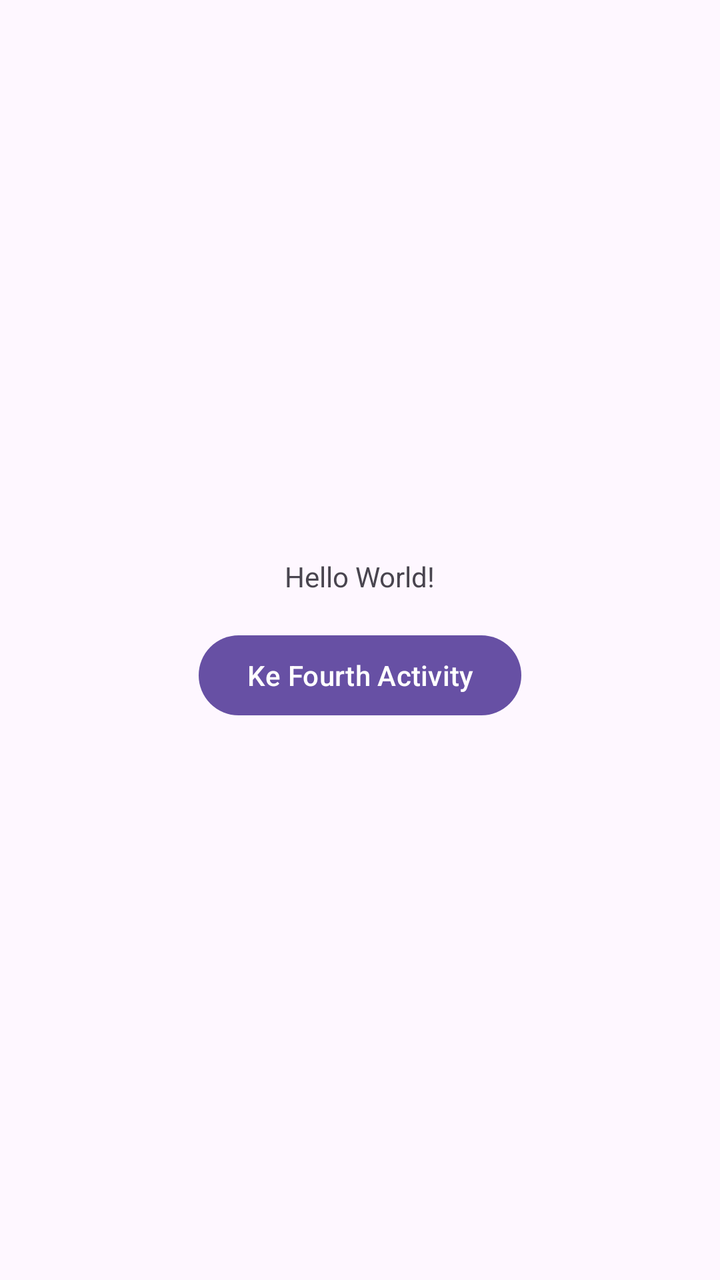
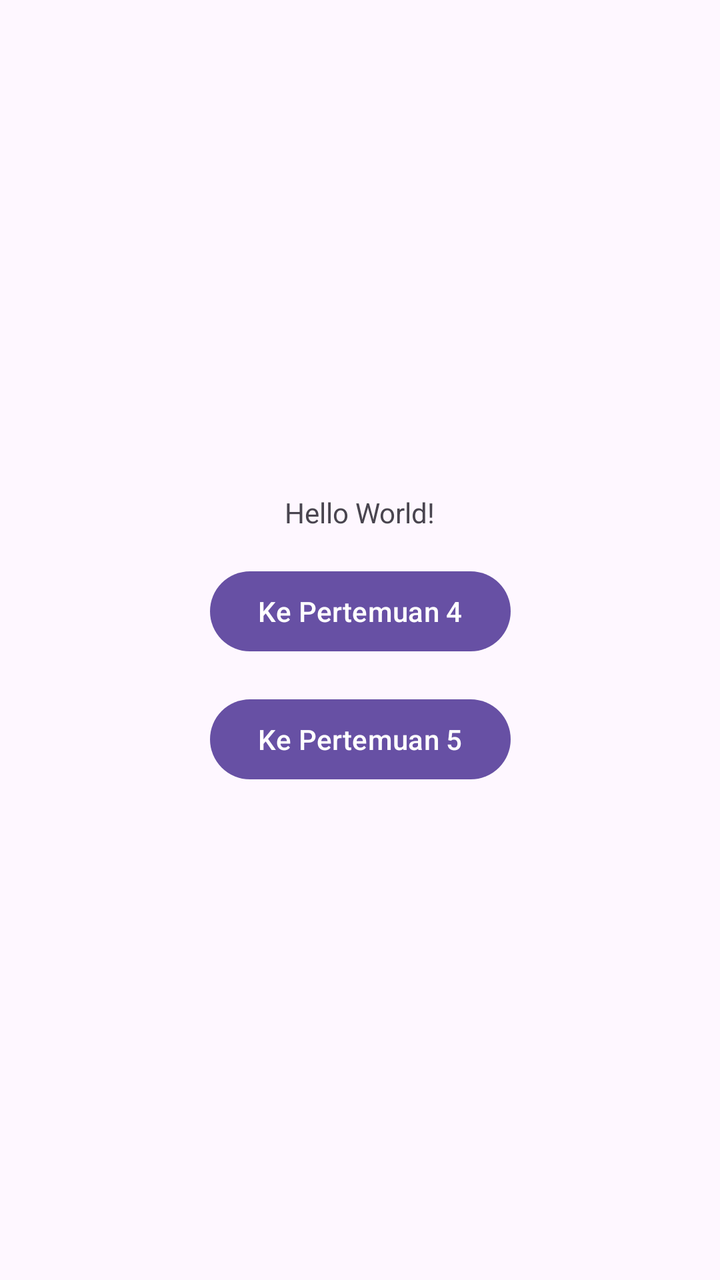

Screens rendered from an Android XML layout before and after an edit, with the pre-edit source and the edit as a unified diff.
<!-- AndroidManifest.xml: application theme Theme.Uranus_Rangga -->
<!-- res/layout/activity_main.xml -->
<?xml version="1.0" encoding="utf-8"?>
<androidx.constraintlayout.widget.ConstraintLayout
    xmlns:android="http://schemas.android.com/apk/res/android"
    xmlns:app="http://schemas.android.com/apk/res-auto"
    xmlns:tools="http://schemas.android.com/tools"
    android:id="@+id/main"
    android:layout_width="match_parent"
    android:layout_height="match_parent"
    tools:context=".MainActivity">

    <TextView
        android:id="@+id/textHello"
        android:layout_width="wrap_content"
        android:layout_height="wrap_content"
        android:text="Hello World!"
        app:layout_constraintBottom_toTopOf="@+id/btnToFourth"
        app:layout_constraintEnd_toEndOf="parent"
        app:layout_constraintStart_toStartOf="parent"
        app:layout_constraintTop_toTopOf="parent"
        app:layout_constraintVertical_chainStyle="packed" />

    <Button
        android:id="@+id/btnToFourth"
        android:layout_width="wrap_content"
        android:layout_height="wrap_content"
        android:layout_marginTop="16dp"
        android:text="Ke Fourth Activity"
        app:layout_constraintBottom_toBottomOf="parent"
        app:layout_constraintEnd_toEndOf="parent"
        app:layout_constraintStart_toStartOf="parent"
        app:layout_constraintTop_toBottomOf="@+id/textHello" />

</androidx.constraintlayout.widget.ConstraintLayout>
<!-- resources referenced by this layout -->
<resources>
  <style name="Theme.Uranus_Rangga" parent="Base.Theme.Uranus_Rangga" />
  <style name="Base.Theme.Uranus_Rangga" parent="Theme.Material3.DayNight.NoActionBar">
          
          
      </style>
</resources>

<!-- the commit's change to res/layout/activity_main.xml (unified diff, before → after) -->
@@ -1,6 +1,5 @@
 <?xml version="1.0" encoding="utf-8"?>
-<androidx.constraintlayout.widget.ConstraintLayout
-    xmlns:android="http://schemas.android.com/apk/res/android"
+<androidx.constraintlayout.widget.ConstraintLayout xmlns:android="http://schemas.android.com/apk/res/android"
     xmlns:app="http://schemas.android.com/apk/res-auto"
     xmlns:tools="http://schemas.android.com/tools"
     android:id="@+id/main"
@@ -19,15 +18,28 @@
         app:layout_constraintTop_toTopOf="parent"
         app:layout_constraintVertical_chainStyle="packed" />
 
+    
     <Button
         android:id="@+id/btnToFourth"
         android:layout_width="wrap_content"
         android:layout_height="wrap_content"
         android:layout_marginTop="16dp"
-        android:text="Ke Fourth Activity"
-        app:layout_constraintBottom_toBottomOf="parent"
+        android:text="Ke Pertemuan 4"
+        app:layout_constraintBottom_toTopOf="@+id/btnToFifth"
         app:layout_constraintEnd_toEndOf="parent"
         app:layout_constraintStart_toStartOf="parent"
         app:layout_constraintTop_toBottomOf="@+id/textHello" />
 
+    
+    <Button
+        android:id="@+id/btnToFifth"
+        android:layout_width="wrap_content"
+        android:layout_height="wrap_content"
+        android:layout_marginTop="16dp"
+        android:text="Ke Pertemuan 5"
+        app:layout_constraintBottom_toBottomOf="parent"
+        app:layout_constraintEnd_toEndOf="parent"
+        app:layout_constraintStart_toStartOf="parent"
+        app:layout_constraintTop_toBottomOf="@+id/btnToFourth" />
+
 </androidx.constraintlayout.widget.ConstraintLayout>
